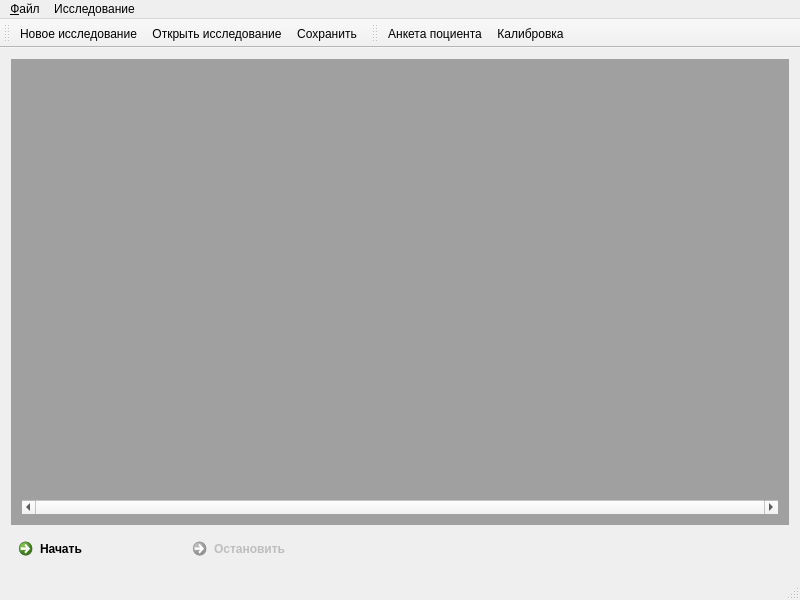
Old version of the form tsview.ui in the repository AmurSU/TSProject.
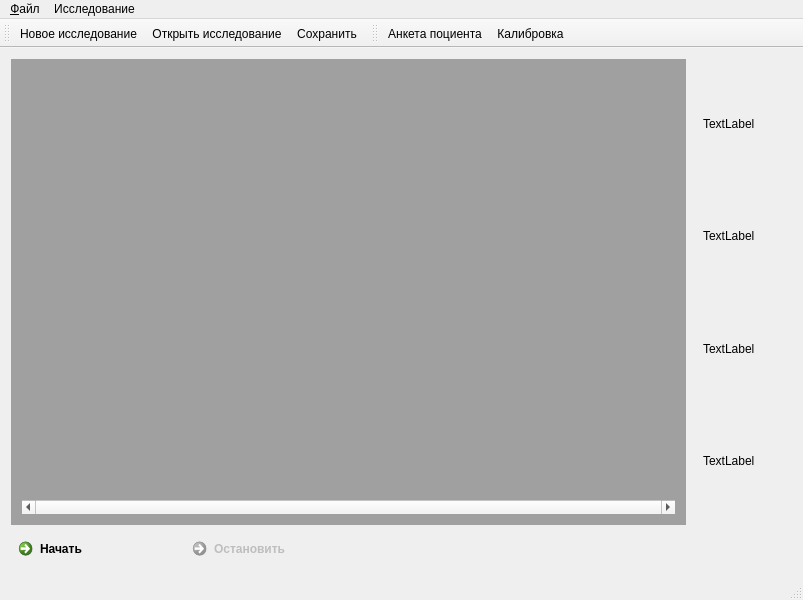
New version of the form. Icons and pictures are not drawn.

Commit message: Avarege tempIn, tempOut was added.

Patch:
```diff
--- a/tsview.ui
+++ b/tsview.ui
@@ -6,7 +6,7 @@
    <rect>
     <x>0</x>
     <y>0</y>
-    <width>800</width>
+    <width>803</width>
     <height>600</height>
    </rect>
   </property>
@@ -69,6 +69,46 @@
         </layout>
        </widget>
       </item>
+      <item>
+       <widget class="QWidget" name="lWidget" native="true">
+        <property name="maximumSize">
+         <size>
+          <width>100</width>
+          <height>16777215</height>
+         </size>
+        </property>
+        <layout class="QVBoxLayout" name="verticalLayout_3">
+         <item>
+          <widget class="QLabel" name="lAvgTempIn">
+           <property name="text">
+            <string>TextLabel</string>
+           </property>
+          </widget>
+         </item>
+         <item>
+          <widget class="QLabel" name="lAvgTempOut">
+           <property name="text">
+            <string>TextLabel</string>
+           </property>
+          </widget>
+         </item>
+         <item>
+          <widget class="QLabel" name="lDO">
+           <property name="text">
+            <string>TextLabel</string>
+           </property>
+          </widget>
+         </item>
+         <item>
+          <widget class="QLabel" name="lChD">
+           <property name="text">
+            <string>TextLabel</string>
+           </property>
+          </widget>
+         </item>
+        </layout>
+       </widget>
+      </item>
      </layout>
     </item>
     <item>
@@ -132,7 +172,7 @@
     <rect>
      <x>0</x>
      <y>0</y>
-     <width>800</width>
+     <width>803</width>
      <height>20</height>
     </rect>
    </property>
```
The commit also changes 6 other files.
